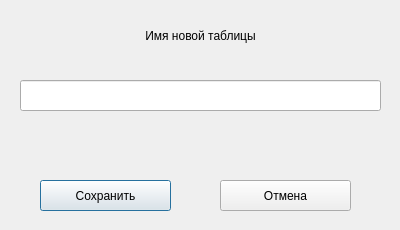
This is source/CreateTableWindow.ui in KozlovIA/Qt-DataBase as Qt 5 draws it before an edit. The edited form follows.
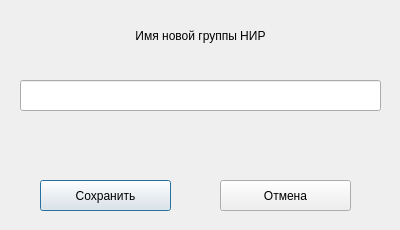
This is the edited form. Icons and pictures are not drawn.

```diff
--- a/source/CreateTableWindow.ui
+++ b/source/CreateTableWindow.ui
@@ -65,7 +65,7 @@
     </rect>
    </property>
    <property name="text">
-    <string>Имя новой таблицы</string>
+    <string>Имя новой группы НИР</string>
    </property>
    <property name="alignment">
     <set>Qt::AlignCenter</set>
```
